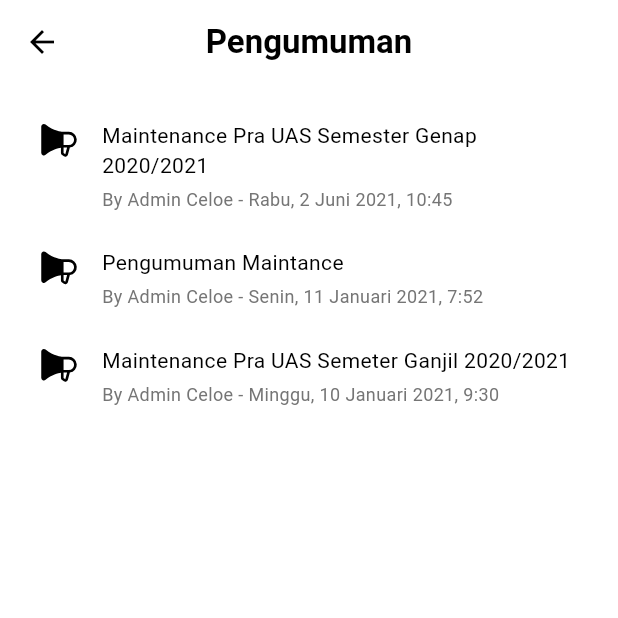
After one commit to faisol35/lms_app, a Flutter app: the AnnouncementListScreen screen opened by its route, on a phone screen of 412 x 824 dp, the top half of it. The commit adds this screen. Run offline on Flutter 3.47's test engine with Material 3 defaults, Android fonts, the phone set to English and light mode, and no system bars; our stand-ins replace go_router, google_fonts, phosphor_flutter.

Commit message:
menambahkan announcement screen

```diff
--- a/lib/core/router/app_router.dart
+++ b/lib/core/router/app_router.dart
@@ -4,21 +4,23 @@ import '../../features/auth/login_screen.dart';
 import '../../features/home/dashboard_screen.dart';
 import '../../features/classes/classes_screen.dart';
 import '../../features/profile/profile_screen.dart';
+import '../../features/announcement/announcement_list_screen.dart';
+import '../../features/announcement/announcement_detail_screen.dart';
 import 'scaffold_with_nav_bar.dart';
 
 final GlobalKey<NavigatorState> _rootNavigatorKey = GlobalKey<NavigatorState>();
-final GlobalKey<NavigatorState> _shellNavigatorHomeKey = GlobalKey<NavigatorState>(debugLabel: 'shellHome');
-final GlobalKey<NavigatorState> _shellNavigatorClassesKey = GlobalKey<NavigatorState>(debugLabel: 'shellClasses');
-final GlobalKey<NavigatorState> _shellNavigatorProfileKey = GlobalKey<NavigatorState>(debugLabel: 'shellProfile');
+final GlobalKey<NavigatorState> _shellNavigatorHomeKey =
+    GlobalKey<NavigatorState>(debugLabel: 'shellHome');
+final GlobalKey<NavigatorState> _shellNavigatorClassesKey =
+    GlobalKey<NavigatorState>(debugLabel: 'shellClasses');
+final GlobalKey<NavigatorState> _shellNavigatorProfileKey =
+    GlobalKey<NavigatorState>(debugLabel: 'shellProfile');
 
 final appRouter = GoRouter(
   navigatorKey: _rootNavigatorKey,
   initialLocation: '/login',
   routes: [
-    GoRoute(
-      path: '/login',
-      builder: (context, state) => const LoginScreen(),
-    ),
+    GoRoute(path: '/login', builder: (context, state) => const LoginScreen()),
     StatefulShellRoute.indexedStack(
       builder: (context, state, navigationShell) {
         return ScaffoldWithNavBar(navigationShell: navigationShell);
@@ -53,5 +55,15 @@ final appRouter = GoRouter(
         ),
       ],
     ),
+    GoRoute(
+      path: '/announcements',
+      parentNavigatorKey: _rootNavigatorKey,
+      builder: (context, state) => const AnnouncementListScreen(),
+    ),
+    GoRoute(
+      path: '/announcements/detail',
+      parentNavigatorKey: _rootNavigatorKey,
+      builder: (context, state) => const AnnouncementDetailScreen(),
+    ),
   ],
 );
--- /dev/null
+++ b/lib/features/announcement/announcement_list_screen.dart
@@ -0,0 +1,95 @@
+import 'package:flutter/material.dart';
+import 'package:go_router/go_router.dart';
+import 'package:phosphor_flutter/phosphor_flutter.dart';
+
+class AnnouncementListScreen extends StatelessWidget {
+  const AnnouncementListScreen({super.key});
+
+  @override
+  Widget build(BuildContext context) {
+    return Scaffold(
+      backgroundColor: Colors.white,
+      appBar: AppBar(
+        backgroundColor: Colors.white,
+        elevation: 0,
+        title: const Text(
+          'Pengumuman',
+          style: TextStyle(color: Colors.black, fontWeight: FontWeight.bold),
+        ),
+        centerTitle: true,
+        leading: IconButton(
+          icon: const Icon(Icons.arrow_back, color: Colors.black),
+          onPressed: () => context.pop(),
+        ),
+      ),
+      body: ListView(
+        padding: const EdgeInsets.all(24),
+        children: [
+          _buildItem(
+            context,
+            title: 'Maintenance Pra UAS Semester Genap 2020/2021',
+            date: 'Rabu, 2 Juni 2021, 10:45',
+            onTap: () => context.push('/announcements/detail'),
+          ),
+          _buildItem(
+            context,
+            title: 'Pengumuman Maintance',
+            date: 'Senin, 11 Januari 2021, 7:52',
+            onTap: () => context.push('/announcements/detail'),
+          ),
+          _buildItem(
+            context,
+            title: 'Maintenance Pra UAS Semeter Ganjil 2020/2021',
+            date: 'Minggu, 10 Januari 2021, 9:30',
+            onTap: () => context.push('/announcements/detail'),
+          ),
+        ],
+      ),
+    );
+  }
+
+  Widget _buildItem(
+    BuildContext context, {
+    required String title,
+    required String date,
+    required VoidCallback onTap,
+  }) {
+    return InkWell(
+      onTap: onTap,
+      child: Padding(
+        padding: const EdgeInsets.only(bottom: 24),
+        child: Row(
+          crossAxisAlignment: CrossAxisAlignment.start,
+          children: [
+            Icon(
+              PhosphorIcons.megaphone(PhosphorIconsStyle.fill),
+              size: 28,
+              color: Colors.black,
+            ),
+            const SizedBox(width: 16),
+            Expanded(
+              child: Column(
+                crossAxisAlignment: CrossAxisAlignment.start,
+                children: [
+                  Text(
+                    title,
+                    style: const TextStyle(
+                      fontWeight: FontWeight.normal,
+                      fontSize: 14,
+                      color: Colors.black,
+                    ),
+                  ),
+                  const SizedBox(height: 4),
+                  Text(
+                    'By Admin Celoe - $date',
+                    style: TextStyle(color: Colors.grey[600], fontSize: 12),
+                  ),
+                ],
+              ),
+            ),
+          ],
+        ),
+      ),
+    );
+  }
+}
```
Also changed, not shown: lib/features/announcement/announcement_detail_screen.dart (added, +99 -0 lines), lib/features/home/dashboard_screen.dart (+10 -6 lines).
